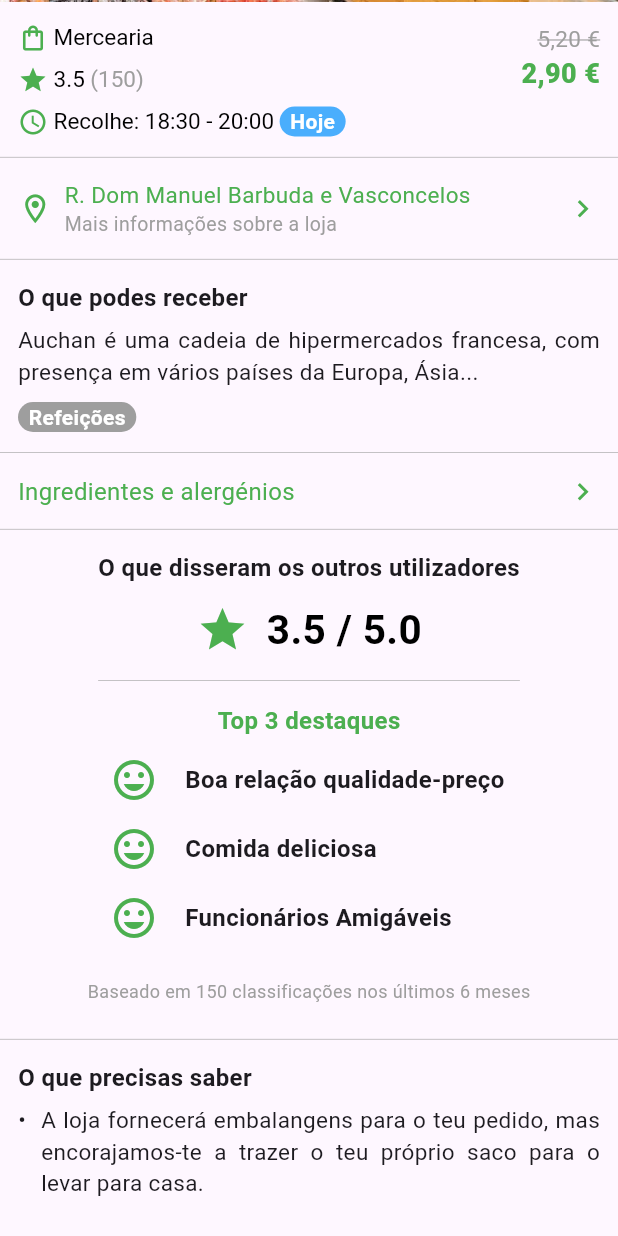
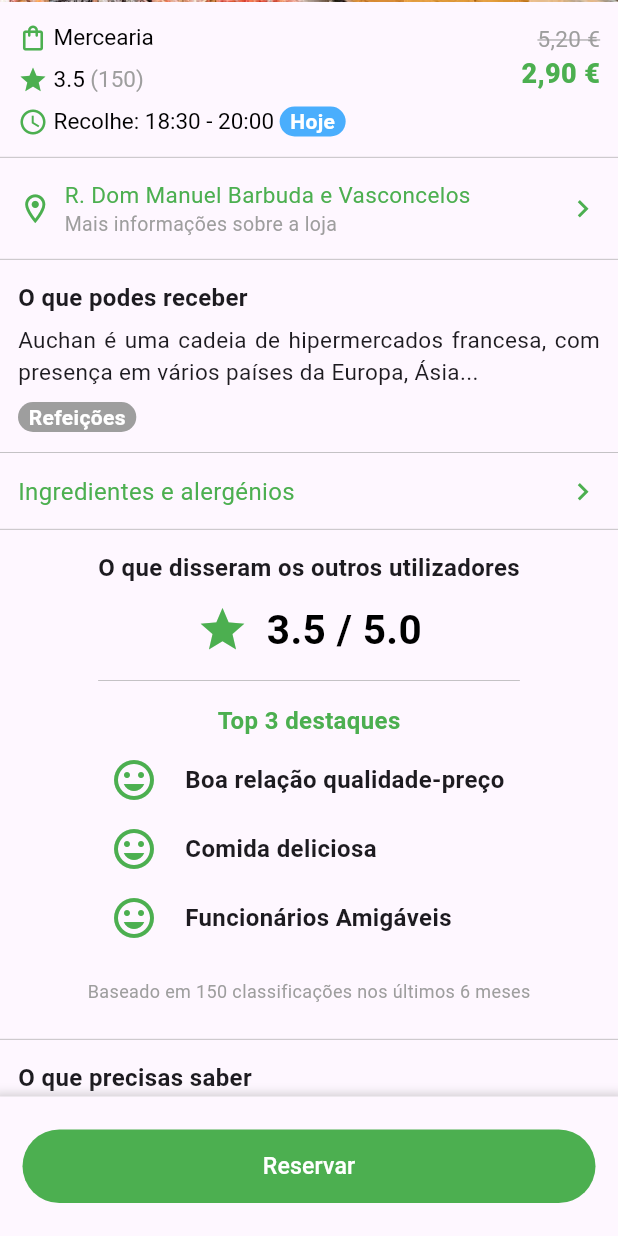
Before and after one commit to Migas77/homework_cm, a Flutter app: the StoreScreen screen opened directly with sample values from the repository, scrolled down 227 dp, on a phone screen of 412 x 824 dp. Run offline on Flutter 3.47's test engine with Material 3 defaults, Android fonts, the phone set to English and light mode, and no system bars; our stand-ins replace animated_toggle_switch, google_maps_flutter.

Commit message:
component fixed to the bottom

```diff
--- a/lib/screens/store_screen.dart
+++ b/lib/screens/store_screen.dart
@@ -13,7 +13,10 @@ class StoreScreen extends StatelessWidget {
   Widget build(BuildContext context) {
     return Scaffold(
       body: LayoutBuilder(builder: (context, constraints){
-        return SingleChildScrollView(
+        return Column(
+          children: [
+            Expanded(
+              child: SingleChildScrollView(
                 child: Column(
                   children: [
                     Stack(
@@ -477,6 +480,37 @@ class StoreScreen extends StatelessWidget {
 
                   ],
                 ),
+              ),
+            ),
+            Container(
+              height: 93,
+              width: double.maxFinite,
+              decoration: BoxDecoration(
+                color: Theme.of(context).scaffoldBackgroundColor,
+                boxShadow: [
+                  BoxShadow(
+                    color: Colors.grey.withOpacity(0.5),
+                    spreadRadius: 5,
+                    blurRadius: 5,
+                    offset: const Offset(0, 3),
+                  ),
+                ],
+              ),
+              child: Padding(
+                padding: const EdgeInsets.symmetric(vertical: 22, horizontal: 15),
+                child: FilledButton(
+                  onPressed: (){},
+                  style: FilledButton.styleFrom(
+                    backgroundColor: Colors.green
+                  ),
+                  child: const Text("Reservar", style: TextStyle(
+                    fontSize: 15.4,
+                    color: Colors.white,
+                  )),
+                ),
+              ),
+            )
+          ],
         );
       }),
     );
```
Lines whose indentation alone changed are shown as unchanged.
